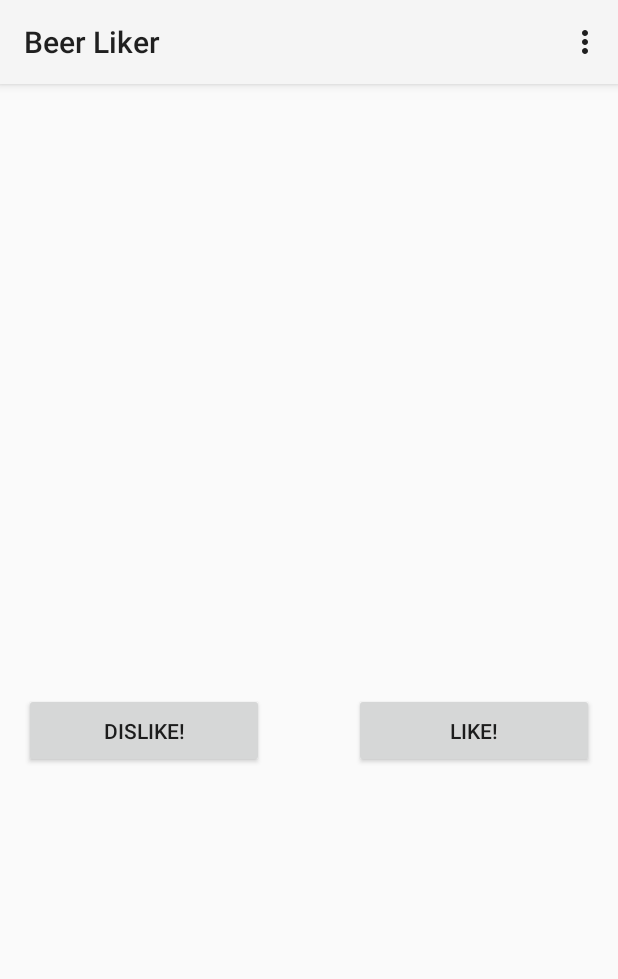
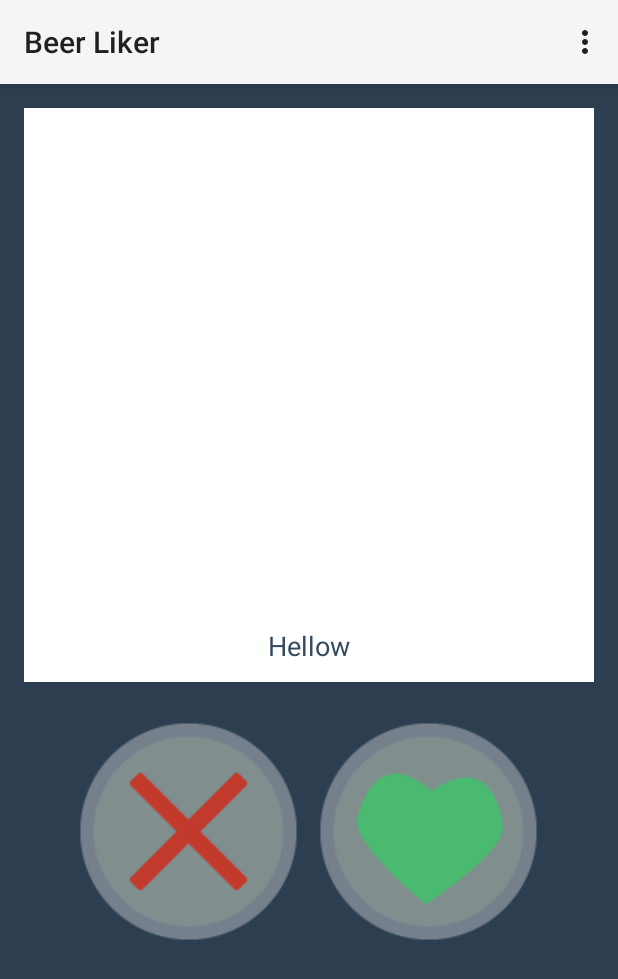
Before and after one commit to garmeeh/beer-liker, an Android app: the screen it shows after launch (MainActivity), on a phone screen of 412 x 824 dp. Shown: the top 979 px of the screen. Run offline under Robolectric (Android 15) with nearby library versions, the phone set to English and light mode, and no system bars; our stand-ins replace Picasso; libraries missing offline, so code that uses them is left out: com.loopj.android; pictures from the network do not load; 2 statements that could not run were skipped.

Commit message:
Styles Added

```diff
--- a/app/src/main/java/com/example/garymeehan/beerliker/MainActivity.java
+++ b/app/src/main/java/com/example/garymeehan/beerliker/MainActivity.java
@@ -33,7 +33,7 @@ public class MainActivity extends Activity implements View.OnClickListener {
     //welcome variables
     private static final String PREFS = "prefs";
     private static final String PREF_NAME = "name";
-    //Shared Prefernces
+    //Shared Preferences
     SharedPreferences mSharedPreferences;
     //Simple counter
     Integer beerCount;
--- a/app/src/main/res/layout/activity_main.xml
+++ b/app/src/main/res/layout/activity_main.xml
@@ -3,7 +3,9 @@
     android:layout_height="match_parent" android:paddingLeft="@dimen/activity_horizontal_margin"
     android:paddingRight="@dimen/activity_horizontal_margin"
     android:paddingTop="@dimen/activity_vertical_margin"
-    android:paddingBottom="@dimen/activity_vertical_margin" tools:context=".MainActivity">
+    android:paddingBottom="@dimen/activity_vertical_margin"
+    android:background="#2c3e50"
+    tools:context=".MainActivity">
 
 
 
@@ -16,7 +18,8 @@
             android:id="@+id/img_thumbnail"
             android:layout_width="fill_parent"
             android:layout_height="340dp"
-            android:layout_marginBottom="10dp"
+            android:padding="10dp"
+            android:background="#fff"
             android:scaleType="fitCenter"
             android:adjustViewBounds="true"
             android:layout_gravity="center_horizontal"/>
@@ -24,28 +27,44 @@
         <TextView
             android:id="@+id/text_name"
             android:layout_width="fill_parent"
-            android:layout_height="40dp"
+            android:layout_height="wrap_content"
+            android:paddingTop="6dp"
+            android:paddingBottom="12dp"
             android:layout_below="@+id/img_thumbnail"
             android:gravity="center"
+            android:text="Hellow"
+            android:textColor="#34495e"
+            android:textSize="18sp"
+            android:background="#fff"
             />
 
-        <Button
-            android:id="@+id/button_dislike"
-            android:onClick="dislike"
-            android:layout_width="160dp"
-            android:layout_height="50dp"
+        <LinearLayout
+            android:layout_width="fill_parent"
+            android:layout_height="180dp"
             android:layout_below="@+id/text_name"
-            android:layout_alignParentLeft="true"
-            android:text="@string/btn_dislike"/>
+            android:layout_marginTop="10dp"
+            android:gravity="center"
+            >
+            <ImageButton
+                android:id="@+id/button_dislike"
+                android:onClick="dislike"
+                android:layout_width="wrap_content"
+                android:layout_height="wrap_content"
+                android:src="@drawable/dislike"
+                android:background="@null"
+                android:scaleType="fitCenter"/>
 
-        <Button
-            android:id="@+id/button_like"
-            android:onClick="like"
-            android:layout_width="160dp"
-            android:layout_height="50dp"
-            android:layout_below="@+id/text_name"
-            android:layout_alignParentRight="true"
-            android:text="@string/btn_like"/>
+            <ImageButton
+                android:id="@+id/button_like"
+                android:onClick="like"
+                android:layout_width="wrap_content"
+                android:layout_height="wrap_content"
+                android:src="@drawable/like"
+                android:background="@null"
+                android:scaleType="fitCenter"
+                android:layout_marginLeft="10dp"/>
+
+        </LinearLayout>
 
     </RelativeLayout>
 
--- a/app/src/main/res/values-v21/styles.xml
+++ b/app/src/main/res/values-v21/styles.xml
@@ -1,5 +1,6 @@
 <?xml version="1.0" encoding="utf-8"?>
 <resources>
     <style name="AppTheme" parent="android:Theme.Material.Light">
+
     </style>
 </resources>
```
Also changed, not shown: app/src/main/res/drawable/dislike.png (added), app/src/main/res/drawable/like.png (added).
